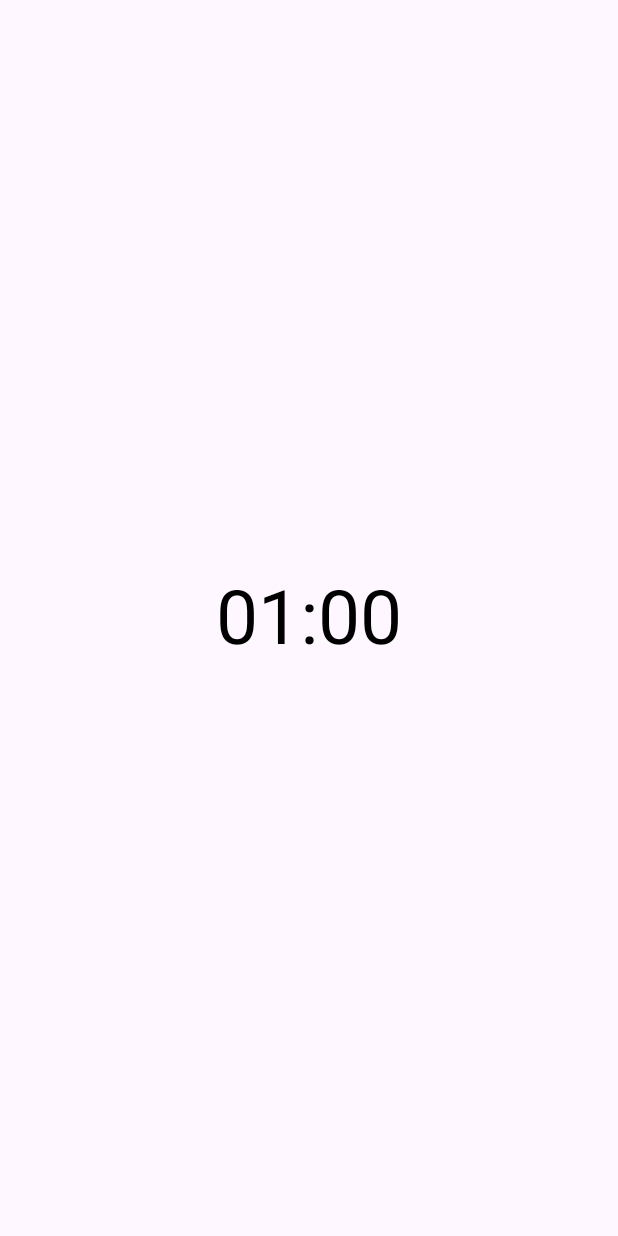
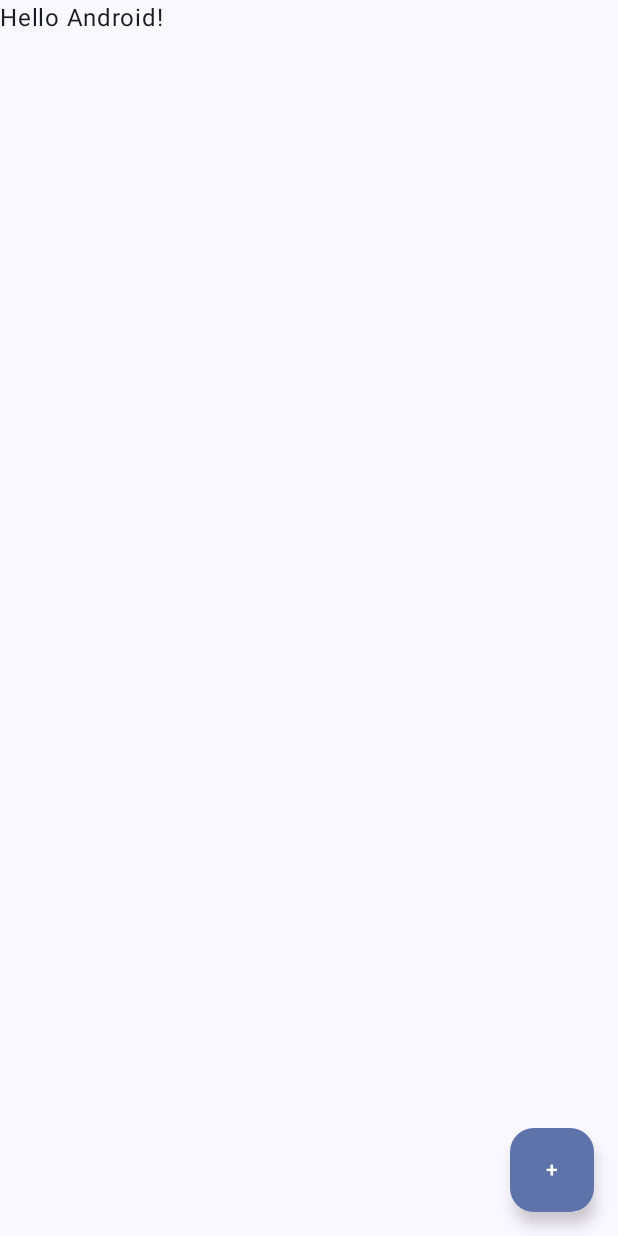
Before and after one commit to mikeegivieer/ommmm, an Android app built with Jetpack Compose: the screen it shows after launch once a user with an empty profile is signed in (MeditationActivity before the commit, DashboardActivity after it), on a phone screen of 412 x 824 dp. Run offline under Robolectric (Android 15) with nearby library versions, the phone set to English and light mode, and no system bars; our stand-ins replace Firebase (no records; nobody signed in at launch, a user with empty details on screens opened directly).

Commit message:
Dashboard

```diff
--- /dev/null
+++ b/app/src/main/java/com/dutisoft/ommmm/DashboardActivity.kt
@@ -0,0 +1,59 @@
+package com.dutisoft.ommmm
+
+import android.content.Intent
+import android.os.Bundle
+import androidx.activity.ComponentActivity
+import androidx.activity.compose.setContent
+import androidx.activity.enableEdgeToEdge
+import androidx.compose.foundation.layout.fillMaxSize
+import androidx.compose.foundation.layout.padding
+import androidx.compose.material3.*
+import androidx.compose.runtime.Composable
+import androidx.compose.ui.Modifier
+import androidx.compose.ui.tooling.preview.Preview
+import com.dutisoft.ommmm.ui.theme.OmmmmTheme
+
+class DashboardActivity : ComponentActivity() {
+    override fun onCreate(savedInstanceState: Bundle?) {
+        super.onCreate(savedInstanceState)
+        enableEdgeToEdge()
+        setContent {
+            OmmmmTheme {
+                Scaffold(
+                    modifier = Modifier.fillMaxSize(),
+                    floatingActionButton = {
+                        FloatingActionButton(onClick = { navigateToMeditationActivity() }) {
+                            Text("+")
+                        }
+                    }
+                ) { innerPadding ->
+                    Greeting(
+                        name = "Android",
+                        modifier = Modifier.padding(innerPadding)
+                    )
+                }
+            }
+        }
+    }
+
+    private fun navigateToMeditationActivity() {
+        val intent = Intent(this, MeditationActivity::class.java)
+        startActivity(intent)
+    }
+}
+
+@Composable
+fun Greeting(name: String, modifier: Modifier = Modifier) {
+    Text(
+        text = "Hello $name!",
+        modifier = modifier
+    )
+}
+
+@Preview(showBackground = true)
+@Composable
+fun GreetingPreview() {
+    OmmmmTheme {
+        Greeting("Android")
+    }
+}
--- a/app/src/main/java/com/dutisoft/ommmm/LoginActivity.kt
+++ b/app/src/main/java/com/dutisoft/ommmm/LoginActivity.kt
@@ -32,8 +32,8 @@ class MainActivity : AppCompatActivity()  {
         // Verificar si hay un usuario autenticado
         val currentUser = firebaseAuth.currentUser
         if (currentUser != null) {
-            // Si el usuario está logeado, redirigir a MeditationActivity
-            navigateToMeditation()
+            // Si el usuario está logeado, redirigir a DashboardActivity
+            navigateToDashboard()
             return
         }
 
@@ -58,8 +58,8 @@ class MainActivity : AppCompatActivity()  {
             .addOnCompleteListener { task ->
                 if (task.isSuccessful) {
                     Toast.makeText(this, "Login successful!", Toast.LENGTH_SHORT).show()
-                    // Redirige a MeditationActivity después de login exitoso
-                    navigateToMeditation()
+                    // Redirige a DashboardActivity después de login exitoso
+                    navigateToDashboard()
                 } else {
                     Toast.makeText(
                         this,
@@ -75,8 +75,8 @@ class MainActivity : AppCompatActivity()  {
         startActivity(intent)
     }
 
-    private fun navigateToMeditation() {
-        val intent = Intent(this, MeditationActivity::class.java)
+    private fun navigateToDashboard() {
+        val intent = Intent(this, DashboardActivity::class.java) // Cambié a DashboardActivity
         startActivity(intent)
         finish()  // Finaliza MainActivity para evitar que el usuario regrese
     }
--- a/app/src/main/res/values/strings.xml
+++ b/app/src/main/res/values/strings.xml
@@ -42,4 +42,5 @@
         libero vel nunc consequat, quis tincidunt nisl eleifend. Cras bibendum enim a justo luctus
         vestibulum. Fusce dictum libero quis erat maximus, vitae volutpat diam dignissim.
     </string>
+    <string name="title_activity_dashboard">DashboardActivity</string>
 </resources>
```
Also changed, not shown: app/src/main/AndroidManifest.xml (+6 -2 lines), app/src/main/java/com/dutisoft/ommmm/RegisterActivity.kt (+3 -5 lines).
